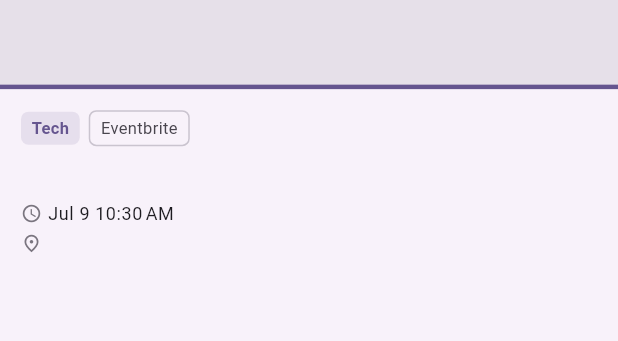
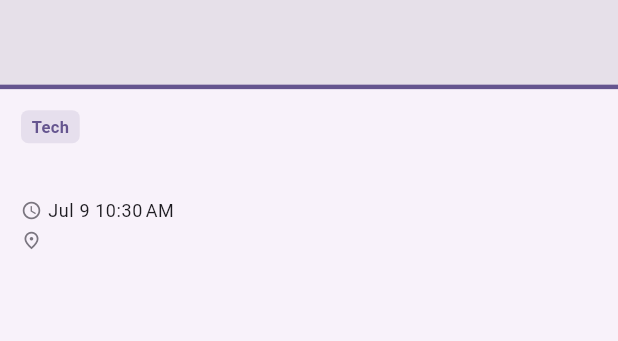
Before and after one commit to staminna/worldwide-events, a Flutter app: the EventCard widget shown alone on an empty page, opened directly with empty values, after a tap on the "bookmark outline" icon, on a phone screen of 412 x 824 dp. Shown: the part 263-604 px from the top of the screen. Run offline on Flutter 3.47's test engine with Material 3 defaults, Android fonts, the phone set to English and light mode, and no system bars; our stand-ins replace cached_network_image, dio, flutter_compass, flutter_local_notifications, flutter_riverpod, geolocator and 4 more; missing offline and left inert: maplibre_gl; accounts and stored records are empty; network calls fail.

Commit message:
feat: drop source-brand labels from the UI and always hide finished events
Remove Eventbrite/Songkick/Luma/Viral Agenda labels from event cards, the
detail screen, and the filters sheet (the EventSource data layer is untouched;
only display and the now-dead sourceLabel/sourcesProvider go). Server-side,
parseQuery now sets NotEndedBefore unconditionally, so an explicit from/to
window (the "this weekend" chip, the date-range picker) can no longer
resurface events that already ended.

Co-Authored-By: Claude Fable 5 <noreply@anthropic.com>

```diff
--- a/eventscraper_app/lib/models/event.dart
+++ b/eventscraper_app/lib/models/event.dart
@@ -148,27 +148,6 @@ EventSource sourceFromString(String s) {
   return EventSource.unknown;
 }
 
-String sourceLabel(EventSource s) {
-  switch (s) {
-    case EventSource.eventbrite:
-      return 'Eventbrite';
-    case EventSource.songkick:
-      return 'Songkick';
-    case EventSource.luma:
-      return 'Luma';
-    case EventSource.ticketmaster:
-      return 'Ticketmaster';
-    case EventSource.meetup:
-      return 'Meetup';
-    case EventSource.viralagenda:
-      return 'Viral Agenda';
-    case EventSource.manual:
-      return 'Added by you';
-    case EventSource.unknown:
-      return 'Unknown';
-  }
-}
-
 enum EventCategory { tech, music, arts, business, unknown }
 
 EventCategory categoryFromString(String? s) {
--- a/eventscraper_app/lib/screens/event_detail.dart
+++ b/eventscraper_app/lib/screens/event_detail.dart
@@ -324,7 +324,6 @@ class _DetailsPane extends ConsumerWidget {
             spacing: 8,
             runSpacing: 4,
             children: [
-              Chip(label: Text(sourceLabel(event.source))),
               Chip(label: Text(categoryLabel(event.category))),
               if (event.price != null)
                 Chip(
--- a/eventscraper_app/lib/state/providers.dart
+++ b/eventscraper_app/lib/state/providers.dart
@@ -19,10 +19,6 @@ final apiProvider = Provider<EventApi>((ref) => EventApi());
 
 final citiesProvider = FutureProvider<List<City>>((ref) async {
   return ref.read(apiProvider).fetchCities();
-});
-
-final sourcesProvider = FutureProvider<List<SourceInfo>>((ref) async {
-  return ref.read(apiProvider).fetchSources();
 });
 
 class Filters {
--- a/eventscraper_app/lib/widgets/event_card.dart
+++ b/eventscraper_app/lib/widgets/event_card.dart
@@ -80,13 +80,7 @@ class EventCard extends StatelessWidget {
                   crossAxisAlignment: CrossAxisAlignment.start,
                   mainAxisSize: MainAxisSize.min,
                   children: [
-                    Row(
-                      children: [
-                        _CategoryChip(category: event.category),
-                        const SizedBox(width: 6),
-                        _SourceChip(source: event.source),
-                      ],
-                    ),
+                    Row(children: [_CategoryChip(category: event.category)]),
                     const SizedBox(height: 10),
                     Text(
                       event.title,
@@ -170,24 +164,3 @@ class _CategoryChip extends StatelessWidget {
     );
   }
 }
-
-class _SourceChip extends StatelessWidget {
-  const _SourceChip({required this.source});
-  final EventSource source;
-
-  @override
-  Widget build(BuildContext context) {
-    final cs = Theme.of(context).colorScheme;
-    return Container(
-      padding: const EdgeInsets.symmetric(horizontal: 7, vertical: 3),
-      decoration: BoxDecoration(
-        border: Border.all(color: cs.outlineVariant),
-        borderRadius: BorderRadius.circular(5),
-      ),
-      child: Text(
-        sourceLabel(source),
-        style: TextStyle(color: cs.onSurfaceVariant, fontSize: 11),
-      ),
-    );
-  }
-}
```
Also changed, not shown: eventscraper_app/lib/screens/filters_sheet.dart (+3 -43 lines), 2 other files.
